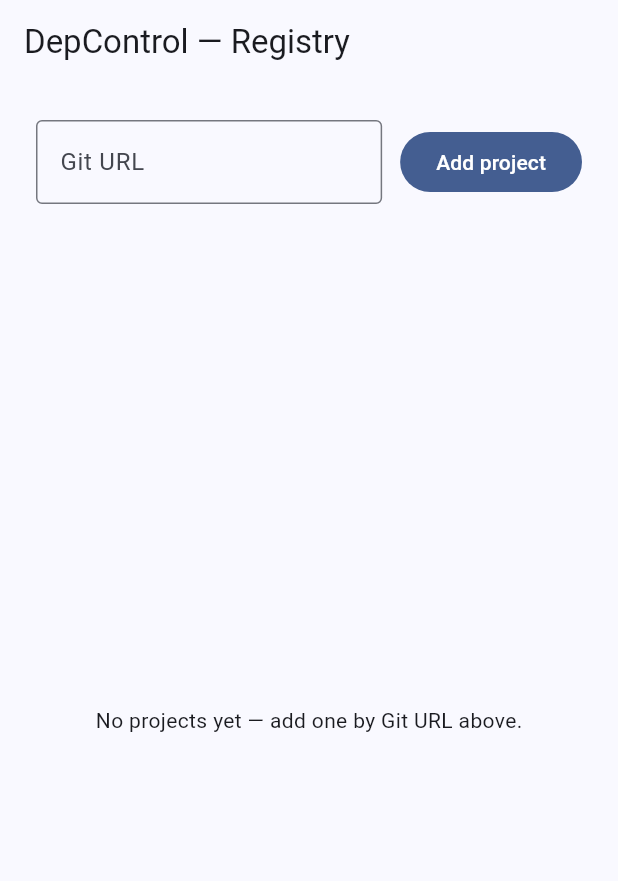
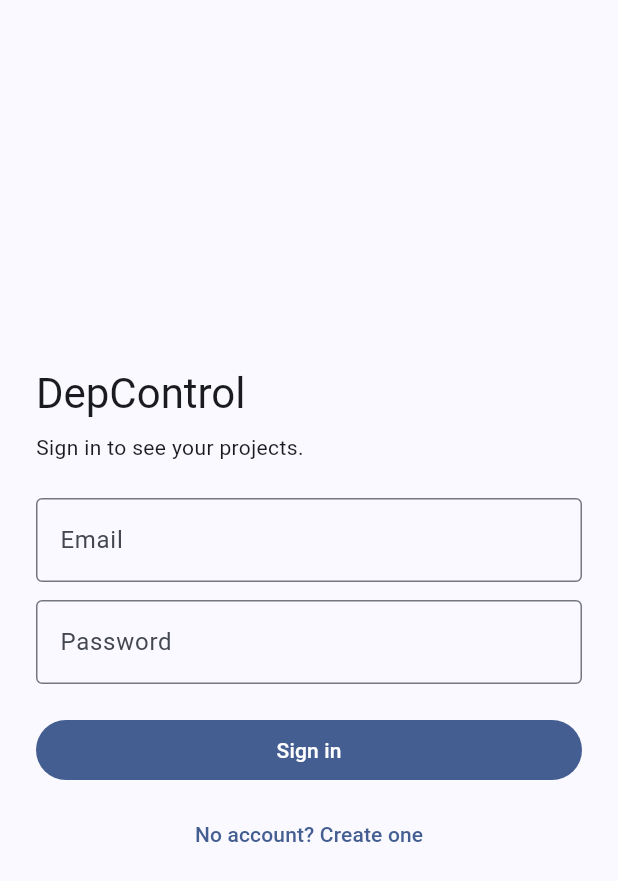
Before and after one commit to CansCe/DepControl, a Flutter app: the screen it shows after launch, on a phone screen of 412 x 824 dp. Shown: the top 881 px of the screen. Run offline on Flutter 3.47's test engine with Material 3 defaults, Android fonts, the phone set to English and light mode, and no system bars; our stand-ins replace supabase_flutter; missing offline and left inert: graphview; accounts and stored records are empty.

Commit message:
Authenticate the Flutter app against the owner-scoped API
Scoping projects to their owner made every /projects call require a
bearer token, but the app never sent one and had no way to obtain one:
ApiClient issued bare requests and main.dart went straight to the registry
without anyone signing in. Every call returned 401, so the app was
unusable.

Adds a sign-in screen (email/password, with sign-up on the same form and a
notice when email confirmation withholds the session) and an AuthGate that
selects between it and the registry from onAuthStateChange, so sign-out
and refresh failures move the UI without any screen navigating. The
registry gains the signed-in email and a sign-out action.

ApiClient now reads the access token from the current session on each
request rather than capturing it once, so a background refresh is picked
up. It also checks status codes: listProjects and report previously cast
the body without looking, so an error response surfaced as an opaque cast
error rather than its message. A 401 raises ApiAuthException, which the UI
treats as a dead session and signs out instead of showing a generic
failure.

Tests cover header attachment, per-request token reads, 401/4xx mapping,
unreachable-API reporting, and parsing. Also ignores frontend/build,
which the root /build/ rule does not match.

Co-Authored-By: Claude Opus 4.8 <noreply@anthropic.com>

```diff
--- /dev/null
+++ b/frontend/lib/auth/auth_gate.dart
@@ -0,0 +1,41 @@
+import 'package:flutter/material.dart';
+import 'package:supabase_flutter/supabase_flutter.dart';
+
+import 'sign_in_screen.dart';
+
+/// Chooses between [SignInScreen] and the signed-in app based on the live
+/// Supabase auth state.
+///
+/// Listening to `onAuthStateChange` rather than reading `currentSession` once
+/// means a sign-out, a token refresh failure, or a session restored from
+/// storage all move the UI without any screen having to navigate.
+class AuthGate extends StatelessWidget {
+  const AuthGate({required this.child, super.key});
+
+  /// Shown once a session exists.
+  final Widget child;
+
+  @override
+  Widget build(BuildContext context) {
+    final auth = Supabase.instance.client.auth;
+
+    return StreamBuilder<AuthState>(
+      stream: auth.onAuthStateChange,
+      builder: (context, snapshot) {
+        // The stream emits on subscribe, but only after Supabase has restored
+        // any persisted session; until then fall back to the current value so
+        // a returning user doesn't flash the sign-in screen.
+        final session = snapshot.data?.session ?? auth.currentSession;
+
+        if (snapshot.connectionState == ConnectionState.waiting &&
+            session == null) {
+          return const Scaffold(
+            body: Center(child: CircularProgressIndicator()),
+          );
+        }
+
+        return session == null ? const SignInScreen() : child;
+      },
+    );
+  }
+}
--- /dev/null
+++ b/frontend/lib/auth/sign_in_screen.dart
@@ -0,0 +1,173 @@
+import 'package:flutter/material.dart';
+import 'package:supabase_flutter/supabase_flutter.dart';
+
+/// Email/password sign-in, with sign-up on the same form.
+///
+/// On success the auth state stream fires and [AuthGate] swaps in the app, so
+/// this screen never navigates itself.
+class SignInScreen extends StatefulWidget {
+  const SignInScreen({super.key});
+
+  @override
+  State<SignInScreen> createState() => _SignInScreenState();
+}
+
+class _SignInScreenState extends State<SignInScreen> {
+  final _formKey = GlobalKey<FormState>();
+  final _email = TextEditingController();
+  final _password = TextEditingController();
+
+  bool _busy = false;
+  bool _isSignUp = false;
+  String? _error;
+  String? _notice;
+
+  @override
+  void dispose() {
+    _email.dispose();
+    _password.dispose();
+    super.dispose();
+  }
+
+  Future<void> _submit() async {
+    if (!(_formKey.currentState?.validate() ?? false)) return;
+
+    setState(() {
+      _busy = true;
+      _error = null;
+      _notice = null;
+    });
+
+    final auth = Supabase.instance.client.auth;
+    final email = _email.text.trim();
+    final password = _password.text;
+
+    try {
+      if (_isSignUp) {
+        final res = await auth.signUp(email: email, password: password);
+        // With email confirmation enabled, sign-up returns a user but no
+        // session — the app can't proceed until the link is clicked.
+        if (res.session == null && mounted) {
+          setState(() => _notice =
+              'Account created. Check $email for a confirmation link, then '
+              'sign in.');
+          setState(() => _isSignUp = false);
+        }
+      } else {
+        await auth.signInWithPassword(email: email, password: password);
+      }
+    } on AuthException catch (e) {
+      if (mounted) setState(() => _error = e.message);
+    } catch (e) {
+      if (mounted) {
+        setState(() => _error = 'Could not reach Supabase. $e');
+      }
+    } finally {
+      if (mounted) setState(() => _busy = false);
+    }
+  }
+
+  @override
+  Widget build(BuildContext context) {
+    final theme = Theme.of(context);
+
+    return Scaffold(
+      body: Center(
+        child: SingleChildScrollView(
+          padding: const EdgeInsets.all(24),
+          child: ConstrainedBox(
+            constraints: const BoxConstraints(maxWidth: 400),
+            child: Form(
+              key: _formKey,
+              child: Column(
+                mainAxisSize: MainAxisSize.min,
+                crossAxisAlignment: CrossAxisAlignment.stretch,
+                children: [
+                  Text('DepControl', style: theme.textTheme.headlineMedium),
+                  const SizedBox(height: 8),
+                  Text(
+                    _isSignUp
+                        ? 'Create an account to track your projects.'
+                        : 'Sign in to see your projects.',
+                    style: theme.textTheme.bodyMedium,
+                  ),
+                  const SizedBox(height: 24),
+                  TextFormField(
+                    controller: _email,
+                    autofillHints: const [AutofillHints.email],
+                    keyboardType: TextInputType.emailAddress,
+                    decoration: const InputDecoration(
+                      labelText: 'Email',
+                      border: OutlineInputBorder(),
+                    ),
+                    validator: (v) {
+                      final value = v?.trim() ?? '';
+                      if (value.isEmpty) return 'Enter your email';
+                      if (!value.contains('@')) return 'Enter a valid email';
+                      return null;
+                    },
+                  ),
+                  const SizedBox(height: 12),
+                  TextFormField(
+                    controller: _password,
+                    obscureText: true,
+                    autofillHints: const [AutofillHints.password],
+                    decoration: const InputDecoration(
+                      labelText: 'Password',
+                      border: OutlineInputBorder(),
+                    ),
+                    onFieldSubmitted: (_) => _submit(),
+                    validator: (v) {
+                      if ((v ?? '').isEmpty) return 'Enter your password';
+                      if (_isSignUp && (v?.length ?? 0) < 6) {
+                        return 'Use at least 6 characters';
+                      }
+                      return null;
+                    },
+                  ),
+                  if (_error != null) ...[
+                    const SizedBox(height: 12),
+                    Text(
+                      _error!,
+                      style: TextStyle(color: theme.colorScheme.error),
+                    ),
+                  ],
+                  if (_notice != null) ...[
+                    const SizedBox(height: 12),
+                    Text(_notice!, style: theme.textTheme.bodySmall),
+                  ],
+                  const SizedBox(height: 20),
+                  FilledButton(
+                    onPressed: _busy ? null : _submit,
+                    child: _busy
+                        ? const SizedBox(
+                            width: 18,
+                            height: 18,
+                            child: CircularProgressIndicator(strokeWidth: 2),
+                          )
+                        : Text(_isSignUp ? 'Create account' : 'Sign in'),
+                  ),
+                  const SizedBox(height: 8),
+                  TextButton(
+                    onPressed: _busy
+                        ? null
+                        : () => setState(() {
+                              _isSignUp = !_isSignUp;
+                              _error = null;
+                              _notice = null;
+                            }),
+                    child: Text(
+                      _isSignUp
+                          ? 'Already have an account? Sign in'
+                          : 'No account? Create one',
+                    ),
+                  ),
+                ],
+              ),
+            ),
+          ),
+        ),
+      ),
+    );
+  }
+}
--- a/frontend/pubspec.yaml
+++ b/frontend/pubspec.yaml
@@ -18,6 +18,8 @@ dependencies:
 
 dev_dependencies:
   flutter_lints: ^6.0.0
+  flutter_test:
+    sdk: flutter
 
 flutter:
   uses-material-design: true
```
Also changed, not shown: frontend/lib/api/api_client.dart (+81 -18 lines), frontend/lib/main.dart (+47 -2 lines), pubspec.lock, 2 other files.
